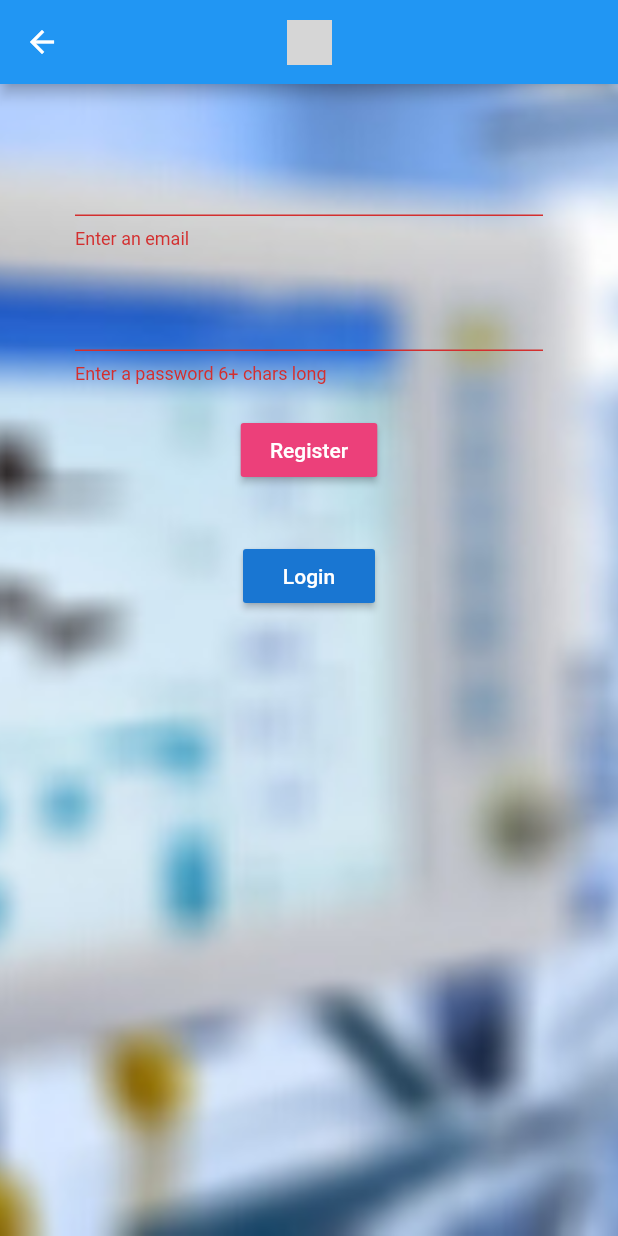
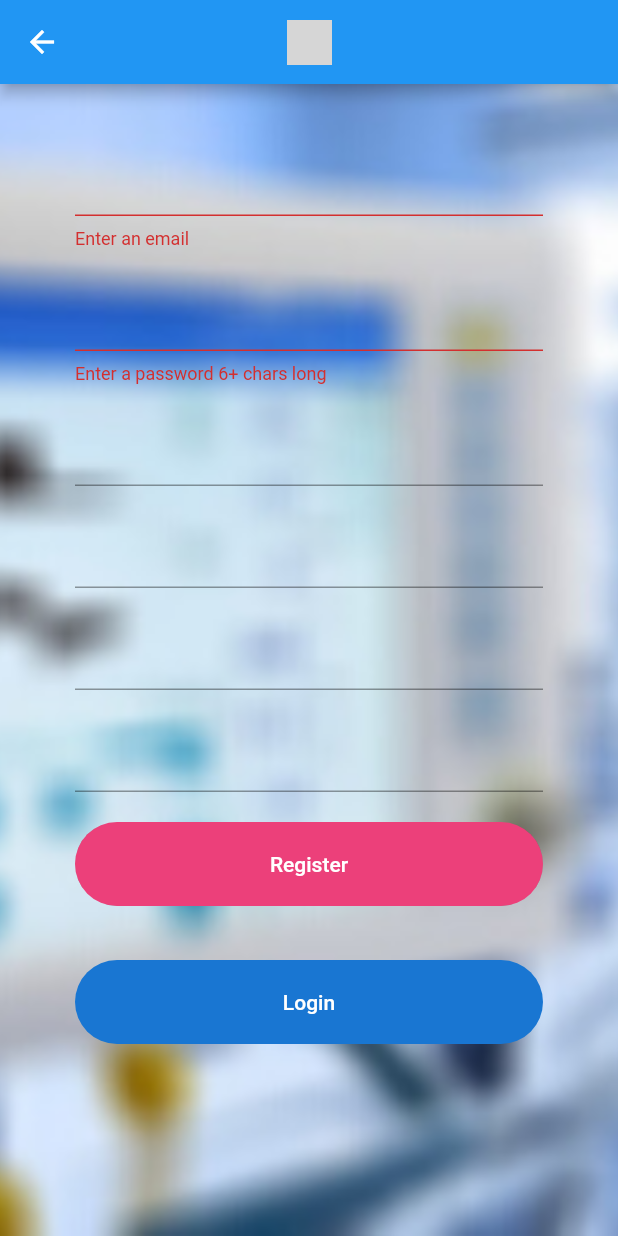
Before and after one commit to sebasmos/PneumaBetta, a Flutter app: the Register screen opened directly, after a tap on "Register", on a phone screen of 412 x 824 dp. Run offline on Flutter 3.47's test engine with Material 2 defaults, Android fonts, the phone set to English and light mode, and no system bars; our stand-ins replace firebase_auth; accounts and stored records are empty; grey boxes are pictures that could not be loaded.

Commit message:
SignUp is working as well

```diff
--- a/lib/screens/authenticate/register.dart
+++ b/lib/screens/authenticate/register.dart
@@ -64,10 +64,24 @@ class _RegisterState extends State<Register> {
 
                       },
                     ),
+
                     //  Aqui tengo que agregar otras features del usuario / elegir bien!!
-
+                    SizedBox(height: 20.0),
+                    TextFormField(),
+                    SizedBox(height: 20.0),
+                    TextFormField(),
+                    SizedBox(height: 20.0),
+                    TextFormField(),
+                    SizedBox(height: 20.0),
+                    TextFormField(),
+                    // TODO
                     SizedBox(height:20.0),
-                    RaisedButton(
+                    Container(
+                      width: size.width * 0.8,
+                      child: ClipRRect(
+                          borderRadius: BorderRadius.circular(29),
+                          child: RaisedButton(
+                          padding: EdgeInsets.symmetric(vertical:20, horizontal: 20),
                           color: Colors.pink[400],
                           child: Text(' Register ',
                                       style: TextStyle(color: Colors.white)
@@ -77,18 +91,25 @@ class _RegisterState extends State<Register> {
                               if(_formKey.currentState.validate()){
                                 dynamic result = await _auth.registerEmailPassword(email, password);
                                 if (result == null){
-                                    setState (()=> error = 'Correo incorrecto, porfavor incresar un correo valido');
+                                        setState (()=> error = 'Correo incorrecto, porfavor ingresar un correo valido');
                                 }
                               }
 
                           },
+                          ),
+                      ),
                     ),
                     SizedBox(height: 20.0),
                     Text(
                       error,
                       style: TextStyle(color: Colors.red, fontSize: 14.0),
                     ),
-                    RaisedButton(
+                    Container(
+                      width: size.width * 0.8,
+                      child: ClipRRect(
+                          borderRadius: BorderRadius.circular(29),
+                          child: FlatButton(
+                          padding: EdgeInsets.symmetric(vertical:20, horizontal:20),
                           color: Colors.blue[700],
                           child: Text('Login',
                                     style: TextStyle(color: Colors.white)
@@ -97,6 +118,8 @@ class _RegisterState extends State<Register> {
                             widget.toggleView();
 
                           },
+                        ),
+                      ),
                     ),
 
                   ],
```
Lines whose indentation alone changed are shown as unchanged.
